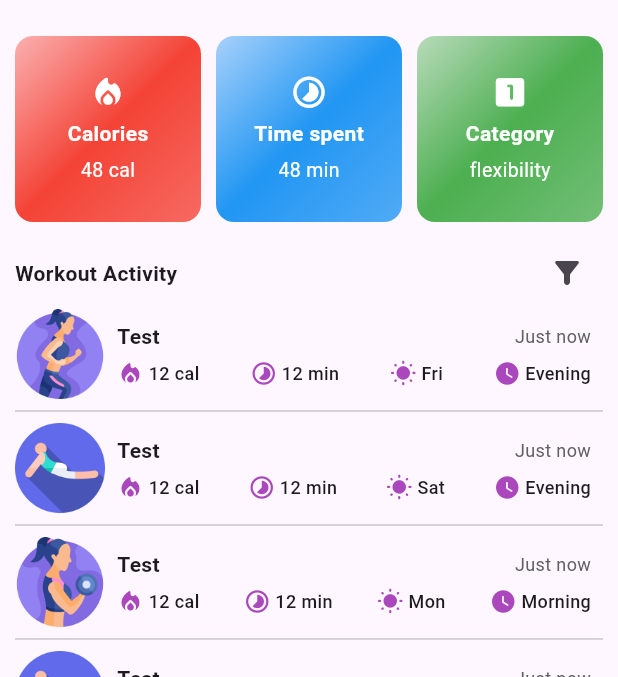
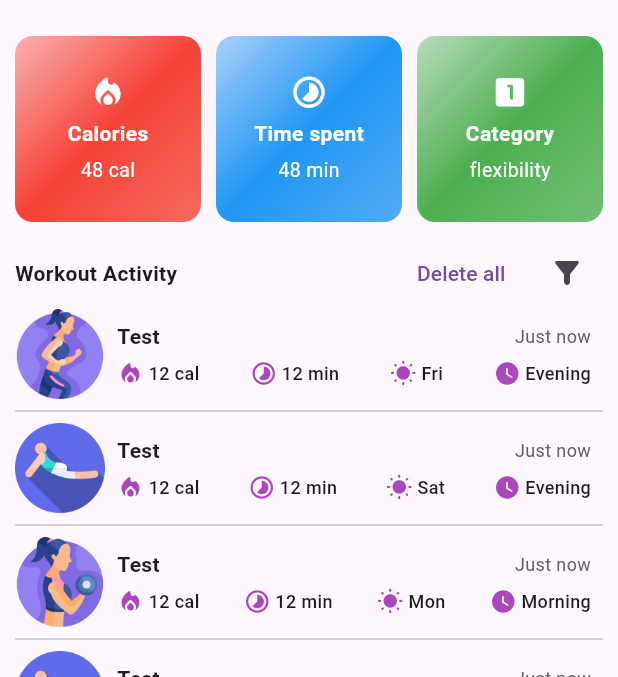
Before and after one commit to Siddhartha-machi/f-tracker, a Flutter app: the screen it shows after launch, on a phone screen of 412 x 824 dp, the part 63-740 px from its top. Run offline on Flutter 3.47's test engine with Material 3 defaults, Android fonts, the light colour scheme and no system bars; our stand-ins replace flutter_form_builder, form_builder_validators.

Commit message:
Added delete all workout item feature.

```diff
--- a/f_tracker_app/lib/UIFeatures/formatoms/add_workout_form.dart
+++ b/f_tracker_app/lib/UIFeatures/formatoms/add_workout_form.dart
@@ -75,6 +75,9 @@ class AddWorkoutForm extends StatelessWidget {
       );
       showSuccessMessage(context);
       formKey.currentState!.reset();
+      formKey.currentState!.fields['workoutType']!.reset();
+      formKey.currentState!.fields['day']!.reset();
+      formKey.currentState!.fields['time']!.reset();
     }
   }
 
--- a/f_tracker_app/lib/UIFeatures/main_tabs.dart
+++ b/f_tracker_app/lib/UIFeatures/main_tabs.dart
@@ -70,6 +70,12 @@ class _EnhancedFeatureState extends State<UiEnchancedApp> {
     setState(() {
       activityItems =
           activityItems.where((item) => deleteItem != item).toList();
+    });
+  }
+
+  void deleteAllItems() {
+    setState(() {
+      activityItems = [];
     });
   }
 
@@ -219,6 +225,7 @@ class _EnhancedFeatureState extends State<UiEnchancedApp> {
         workoutItems: _filteredActivityItems,
         bottomSheetHandler: _showAddTrackerItemSheet,
         deleteHandler: deleteActivityItem,
+        deleteBulkHandler: deleteAllItems,
         filtersHandler: () => _showFiltersDialog(context),
       ),
     );
--- a/f_tracker_app/lib/UIFeatures/screens/home_screen.dart
+++ b/f_tracker_app/lib/UIFeatures/screens/home_screen.dart
@@ -10,6 +10,7 @@ class HomeScreen extends StatelessWidget {
     required this.workoutItems,
     required this.filtersHandler,
     required this.deleteHandler,
+    required this.deleteBulkHandler,
   });
 
   final void Function(BuildContext, {CWorkoutActivity? item})
@@ -17,6 +18,7 @@ class HomeScreen extends StatelessWidget {
   final List<CWorkoutActivity> workoutItems;
   final Function() filtersHandler;
   final Function(CWorkoutActivity) deleteHandler;
+  final Function() deleteBulkHandler;
 
   final double _padding = 10.0;
 
@@ -152,11 +154,19 @@ class HomeScreen extends StatelessWidget {
           'Workout Activity',
           style: TextStyle(fontWeight: FontWeight.bold),
         ),
-        SizedBox(width: _padding),
-        IconButton(
-          onPressed: filtersHandler,
-          icon: const Icon(Icons.filter_alt_rounded),
-        )
+        Row(
+          children: [
+            TextButton(
+              onPressed: deleteBulkHandler,
+              child: const Text('Delete all'),
+            ),
+            const SizedBox(width: 5.0),
+            IconButton(
+              onPressed: filtersHandler,
+              icon: const Icon(Icons.filter_alt_rounded),
+            ),
+          ],
+        ),
       ],
     );
   }
@@ -272,7 +282,12 @@ class HomeScreen extends StatelessWidget {
   Widget _dissmibleWrap(CWorkoutActivity item) {
     return Dismissible(
       background: Container(
-        decoration: const BoxDecoration(color: Colors.red),
+        decoration: const BoxDecoration(
+          color: Colors.red,
+          borderRadius: BorderRadius.all(
+            Radius.circular(10.0),
+          ),
+        ),
         child: const Row(
           mainAxisAlignment: MainAxisAlignment.spaceBetween,
           children: [
@@ -299,6 +314,28 @@ class HomeScreen extends StatelessWidget {
     );
   }
 
+  Widget get _noDatePlaceholder {
+    return Expanded(
+      child: Column(
+        mainAxisAlignment: MainAxisAlignment.center,
+        crossAxisAlignment: CrossAxisAlignment.center,
+        children: [
+          Image.asset(
+            'assets/emptybox.png',
+            fit: BoxFit.contain,
+            width: 80,
+          ),
+          const SizedBox(height: 12),
+          Text(
+            'No data to show.\n Try adding some by clicking on the add button now.',
+            textAlign: TextAlign.center,
+            style: TextStyle(color: Colors.grey[600]),
+          ),
+        ],
+      ),
+    );
+  }
+
   @override
   Widget build(BuildContext context) {
     return Padding(
@@ -312,7 +349,7 @@ class HomeScreen extends StatelessWidget {
         _statItems(context),
         SizedBox(height: _padding),
         _activityItemsHeader,
-        _activityItems(context)
+        workoutItems.isEmpty ? _noDatePlaceholder : _activityItems(context)
       ]),
     );
   }
--- a/f_tracker_app/pubspec.yaml
+++ b/f_tracker_app/pubspec.yaml
@@ -66,6 +66,7 @@ flutter:
     - assets/cardio.png
     - assets/flexibility.png
     - assets/strength.png
+    - assets/emptybox.png
 
   # An image asset can refer to one or more resolution-specific "variants", see
   # https://flutter.dev/to/resolution-aware-images
```
Also changed, not shown: f_tracker_app/assets/emptybox.png (added).
